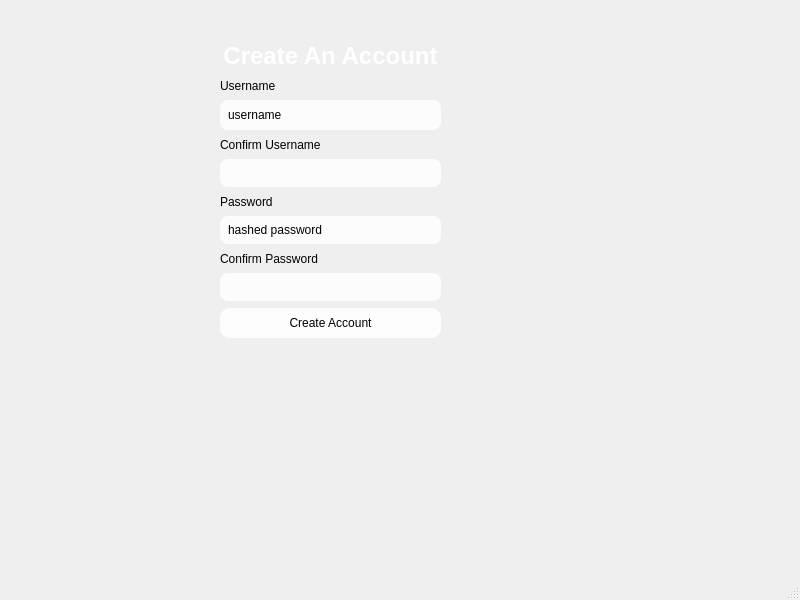
Old version of the form QTCreator/createaccount.ui in the repository iviej1998/Smart-Pet-Dashboard.
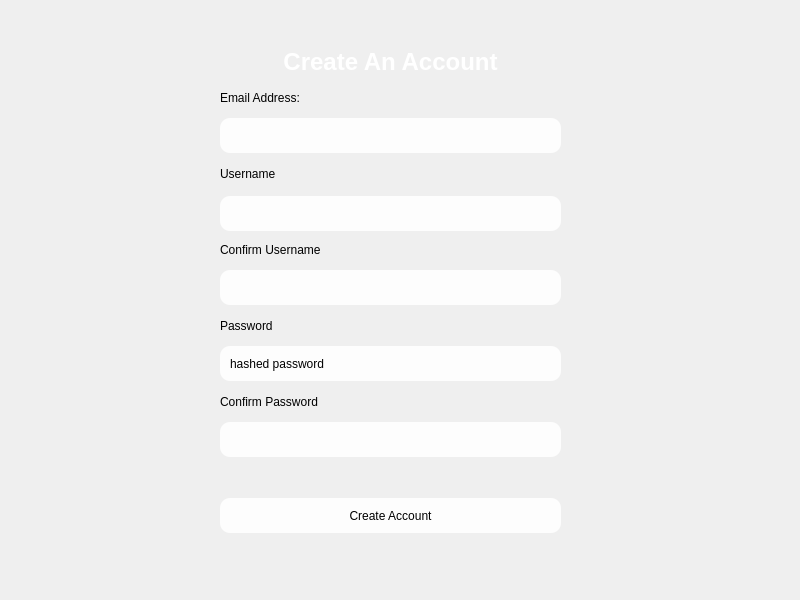
New version of the form.

What changed in the file:
```diff
--- a/QTCreator/createaccount.ui
+++ b/QTCreator/createaccount.ui
@@ -10,17 +10,30 @@
     <height>600</height>
    </rect>
   </property>
+  <property name="minimumSize">
+   <size>
+    <width>0</width>
+    <height>100</height>
+   </size>
+  </property>
   <property name="windowTitle">
    <string>MainWindow</string>
   </property>
   <widget class="QWidget" name="centralwidget">
+   <property name="styleSheet">
+    <string notr="true">background: qlineargradient(
+    x1:0, y1:0, x2:1, y2:1,
+    stop:0 #2c3e50,
+    stop:1 #4ca1af
+);</string>
+   </property>
    <widget class="QFrame" name="frame_2">
     <property name="geometry">
      <rect>
       <x>200</x>
       <y>30</y>
-      <width>261</width>
-      <height>321</height>
+      <width>381</width>
+      <height>521</height>
      </rect>
     </property>
     <property name="styleSheet">
@@ -42,8 +55,8 @@
       <rect>
        <x>20</x>
        <y>10</y>
-       <width>221</width>
-       <height>301</height>
+       <width>341</width>
+       <height>501</height>
       </rect>
      </property>
      <layout class="QVBoxLayout" name="loginlayout">
@@ -77,6 +90,41 @@
         </property>
        </widget>
       </item>
+      <item>
+       <widget class="QLabel" name="label_8">
+        <property name="maximumSize">
+         <size>
+          <width>16777215</width>
+          <height>15</height>
+         </size>
+        </property>
+        <property name="styleSheet">
+         <string notr="true">background: transparent;</string>
+        </property>
+        <property name="text">
+         <string>Email Address:</string>
+        </property>
+        <property name="alignment">
+         <set>Qt::AlignmentFlag::AlignLeading|Qt::AlignmentFlag::AlignLeft|Qt::AlignmentFlag::AlignVCenter</set>
+        </property>
+       </widget>
+      </item>
+      <item>
+       <widget class="QLineEdit" name="printEmail">
+        <property name="minimumSize">
+         <size>
+          <width>0</width>
+          <height>35</height>
+         </size>
+        </property>
+        <property name="styleSheet">
+         <string notr="true">background-color: rgba(255, 255, 255, 220);
+color: black;
+border-radius: 10px;
+padding: 8px;</string>
+        </property>
+       </widget>
+      </item>
       <item>
        <widget class="QLabel" name="label_6">
         <property name="maximumSize">
@@ -98,6 +146,12 @@
       </item>
       <item>
        <widget class="QLineEdit" name="printUsername">
+        <property name="minimumSize">
+         <size>
+          <width>0</width>
+          <height>35</height>
+         </size>
+        </property>
         <property name="maximumSize">
          <size>
           <width>16777215</width>
@@ -105,13 +159,13 @@
          </size>
         </property>
         <property name="styleSheet">
-         <string notr="true">background-color: rgba(255, 255, 255, 200);
+         <string notr="true">background-color: rgba(255, 255, 255, 220);
 color: black;
-border-radius: 8px;
-padding: 6px;</string>
+border-radius: 10px;
+padding: 8px;</string>
         </property>
         <property name="text">
-         <string>username</string>
+         <string/>
         </property>
        </widget>
       </item>
@@ -136,11 +190,17 @@
       </item>
       <item>
        <widget class="QLineEdit" name="editUsername">
+        <property name="minimumSize">
+         <size>
+          <width>0</width>
+          <height>35</height>
+         </size>
+        </property>
         <property name="styleSheet">
-         <string notr="true">background-color: rgba(255, 255, 255, 200);
+         <string notr="true">background-color: rgba(255, 255, 255, 220);
 color: black;
-border-radius: 8px;
-padding: 6px;</string>
+border-radius: 10px;
+padding: 8px;</string>
         </property>
        </widget>
       </item>
@@ -162,11 +222,17 @@
       </item>
       <item>
        <widget class="QLineEdit" name="printPassHash">
+        <property name="minimumSize">
+         <size>
+          <width>0</width>
+          <height>35</height>
+         </size>
+        </property>
         <property name="styleSheet">
-         <string notr="true">background-color: rgba(255, 255, 255, 200);
+         <string notr="true">background-color: rgba(255, 255, 255, 220);
 color: black;
-border-radius: 8px;
-padding: 6px;</string>
+border-radius: 10px;
+padding: 8px;</string>
         </property>
         <property name="text">
          <string>hashed password</string>
@@ -191,11 +257,33 @@
       </item>
       <item>
        <widget class="QLineEdit" name="editPassHash">
+        <property name="minimumSize">
+         <size>
+          <width>0</width>
+          <height>35</height>
+         </size>
+        </property>
         <property name="styleSheet">
-         <string notr="true">background-color: rgba(255, 255, 255, 200);
+         <string notr="true">background-color: rgba(255, 255, 255, 220);
 color: black;
-border-radius: 8px;
-padding: 6px;</string>
+border-radius: 10px;
+padding: 8px;</string>
+        </property>
+       </widget>
+      </item>
+      <item>
+       <widget class="QLabel" name="lblStatus">
+        <property name="maximumSize">
+         <size>
+          <width>16777215</width>
+          <height>15</height>
+         </size>
+        </property>
+        <property name="styleSheet">
+         <string notr="true">background: transparent;</string>
+        </property>
+        <property name="text">
+         <string/>
         </property>
        </widget>
       </item>
@@ -204,7 +292,7 @@
         <property name="maximumSize">
          <size>
           <width>16777215</width>
-          <height>30</height>
+          <height>35</height>
          </size>
         </property>
         <property name="styleSheet">
@@ -222,17 +310,6 @@
     </widget>
    </widget>
   </widget>
-  <widget class="QMenuBar" name="menubar">
-   <property name="geometry">
-    <rect>
-     <x>0</x>
-     <y>0</y>
-     <width>800</width>
-     <height>17</height>
-    </rect>
-   </property>
-  </widget>
-  <widget class="QStatusBar" name="statusbar"/>
  </widget>
  <resources/>
  <connections/>
```
